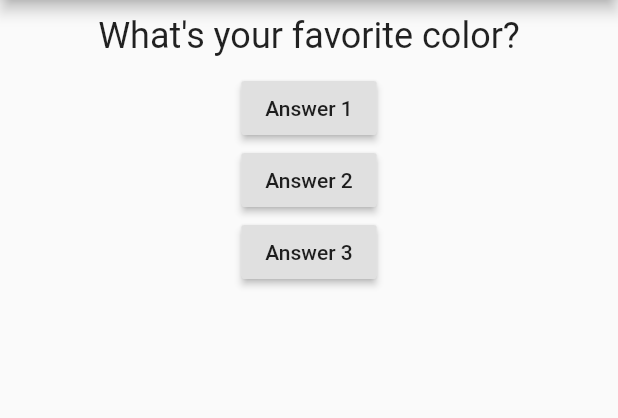
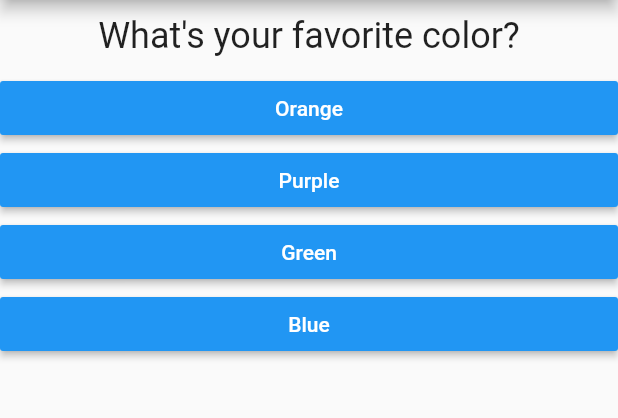
Before and after one commit to rymasc/quiz_app, a Flutter app: the screen it shows after launch, on a phone screen of 412 x 824 dp, the part 84-502 px from its top. Run offline on Flutter 3.47's test engine with Material 2 defaults, Android fonts, the phone set to English and light mode, and no system bars.

Commit message:
refactor to answer.dart

```diff
--- /dev/null
+++ b/lib/answer.dart
@@ -0,0 +1,20 @@
+import 'package:flutter/material.dart';
+
+class Answer extends StatelessWidget {
+  final Function selectHandler;
+  final String answerText;
+  Answer(this.selectHandler, this.answerText);
+
+  @override
+  Widget build(BuildContext context) {
+    return Container(
+      width: double.infinity,
+      child: RaisedButton(
+        color: Colors.blue,
+        textColor: Colors.white,
+        child: Text(answerText),
+        onPressed: selectHandler,
+      ),
+    );
+  }
+}
--- a/lib/main.dart
+++ b/lib/main.dart
@@ -1,5 +1,6 @@
 import 'package:flutter/material.dart';
 import './question.dart';
+import './answer.dart';
 
 void main() {
   runApp(MyApp());
@@ -15,7 +16,7 @@ class MyApp extends StatefulWidget {
 class _MyAppState extends State<MyApp> {
   var _questionIndex = 0;
 
-  void answerQuestion() {
+  void _answerQuestion() {
     setState(() {
       _questionIndex = _questionIndex + 1;
     });
@@ -24,9 +25,19 @@ class _MyAppState extends State<MyApp> {
 
   @override
   Widget build(BuildContext context) {
-    var questions = [
-      'What\'s your favorite color?',
-      'What\'s your favorite animal?'
+    final questions = [
+      {
+        'questionText': 'What\'s your favorite color?',
+        'answers': ['Orange', 'Purple', 'Green', 'Blue'],
+      },
+      {
+        'questionText': 'What\'s your favorite animal?',
+        'answers': ['Dog', 'Tiger', 'Elephant', 'Giraffe']
+      },
+      {
+        'questionText': 'What\'s your favorite team?',
+        'answers': ['Clemson', 'Clemson', 'Clemson', 'Clemson']
+      }
     ];
     return MaterialApp(
       home: Scaffold(
@@ -35,22 +46,11 @@ class _MyAppState extends State<MyApp> {
         ),
         body: Column(
           children: <Widget>[
-            Question(questions[_questionIndex]),
-            RaisedButton(
-              onPressed: answerQuestion,
-              child: Text('Answer 1'),
-            ),
-            RaisedButton(
-              onPressed: () => print('Answer 2 chosen'),
-              child: (Text('Answer 2')),
-            ),
-            RaisedButton(
-              onPressed: () {
-                // ... longer body
-                print('Answer 3 chosen');
-              },
-              child: Text('Answer 3'),
-            ),
+            Question(questions[_questionIndex]["questionText"]),
+            ...(questions[_questionIndex]['answers'] as List<String>)
+                .map((answer) {
+              return Answer(_answerQuestion, answer);
+            }).toList()
           ],
         ),
       ),
```
